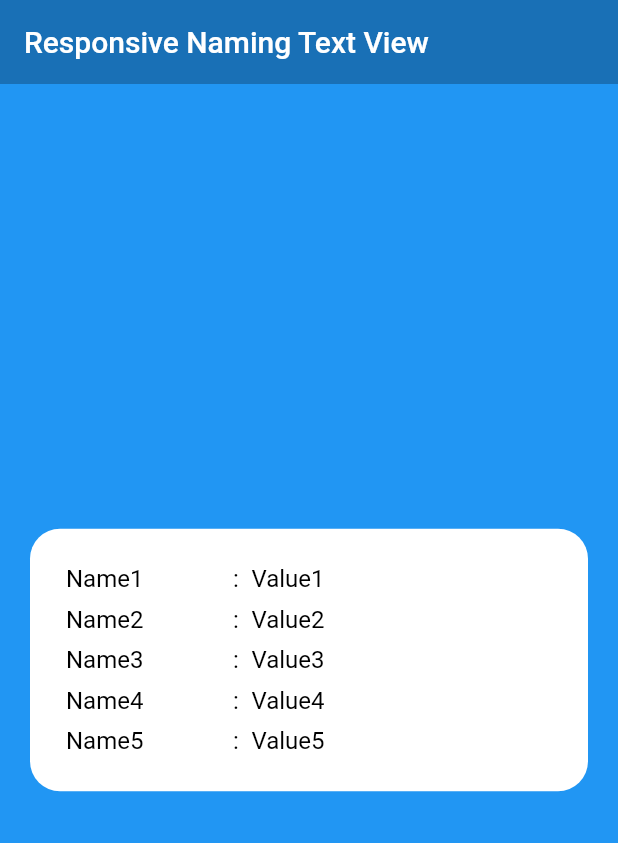
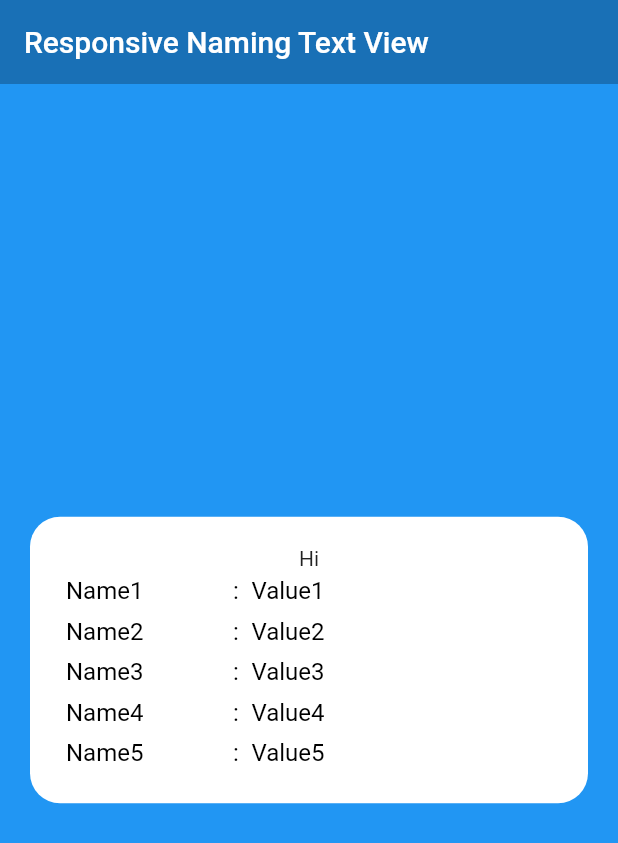
Before and after one commit to Mohiuddin655-DEV/flutter_widgets_2, a Flutter app: the screen it shows after launch, on a phone screen of 412 x 824 dp. Shown: the top 843 px of the screen. Run offline on Flutter 3.47's test engine with Material 2 defaults, Android fonts, the phone set to English and light mode, and no system bars; drawn by our look-alikes of auto_size_text.

Commit message:
upload by windows at 21/01/23

```diff
--- a/lib/main.dart
+++ b/lib/main.dart
@@ -1,3 +1,4 @@
+import 'package:auto_size_text/auto_size_text.dart';
 import 'package:flutter/material.dart';
 import 'package:flutter_widgets/widgets/responsive_naming_text_view.dart';
 
@@ -44,6 +45,7 @@ class HomePage extends StatelessWidget {
           child: Column(
             mainAxisSize: MainAxisSize.min,
             children: const [
+              AutoSizeText('Hi'),
               ResponsiveNamingTextView(name: 'Name1', value: 'Value1'),
               ResponsiveNamingTextView(name: 'Name2', value: 'Value2'),
               ResponsiveNamingTextView(name: 'Name3', value: 'Value3'),
--- a/pubspec.yaml
+++ b/pubspec.yaml
@@ -36,6 +36,7 @@ dependencies:
   # The following adds the Cupertino Icons font to your application.
   # Use with the CupertinoIcons class for iOS style icons.
   cupertino_icons: ^1.0.2
+  auto_size_text: ^3.0.0
 
 dev_dependencies:
   flutter_test:
```
Also changed, not shown: pubspec.lock.
